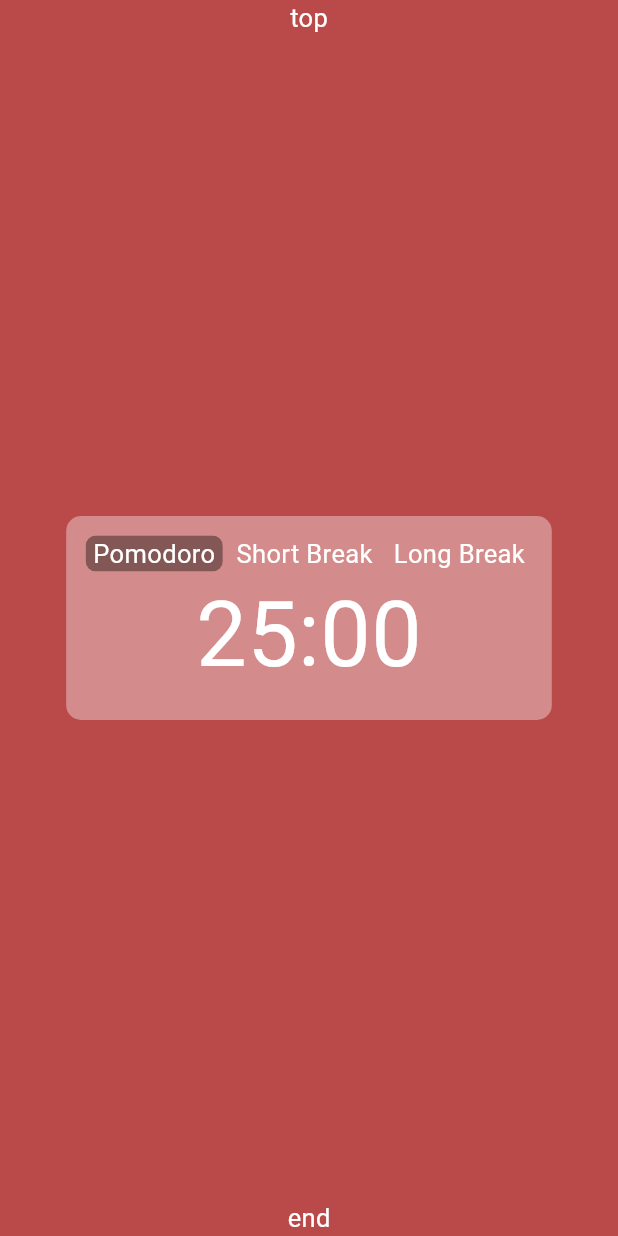
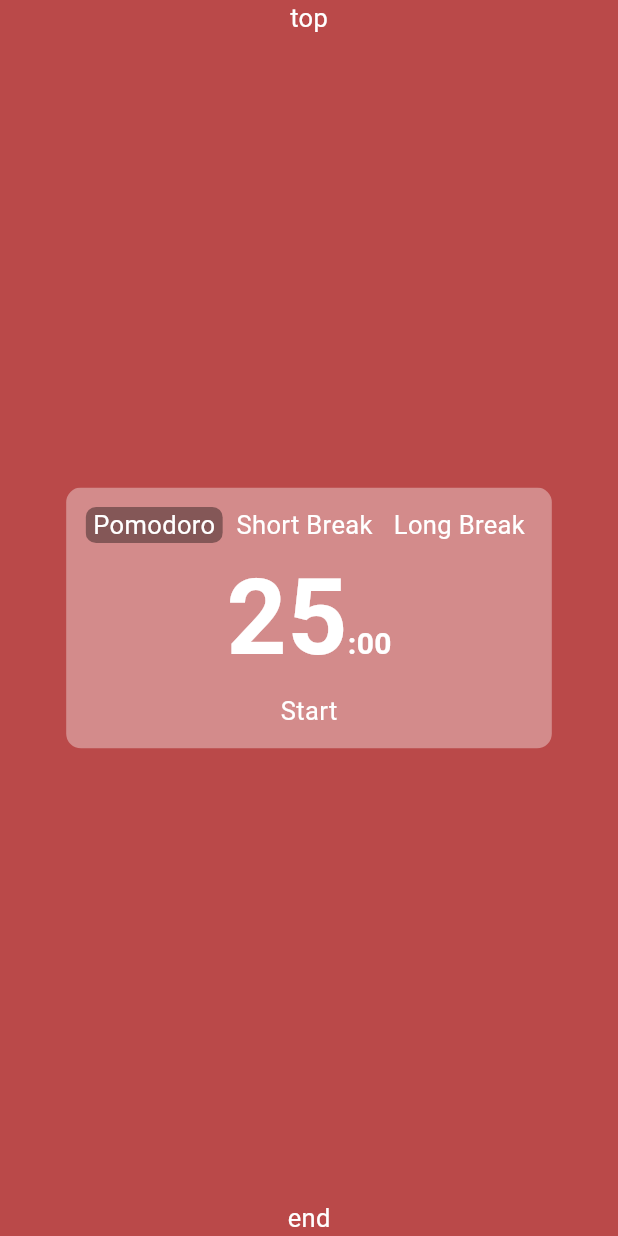
Before and after one commit to NukeBits/Pomo, a Flutter app: the screen it shows after launch, on a phone screen of 412 x 824 dp. Run offline on Flutter 3.47's test engine with Material 3 defaults, Android fonts, the phone set to English and light mode, and no system bars.

Commit message:
feat(timer): Add functional timer
- start & stop btn.
- count down.
- reset to the start if time period was changed.

```diff
--- /dev/null
+++ b/lib/timer/clock.dart
@@ -0,0 +1,126 @@
+import 'package:flutter/material.dart';
+import 'package:pomo/utils/time.dart' show second2MinArray;
+
+
+const updateRate = 1;
+
+
+
+class ClockWidget extends StatefulWidget{
+  int timePeriod;
+
+
+  ClockWidget({
+    required this.timePeriod,
+
+    Key? key
+  }):super(key: key);
+
+
+  @override
+  _ClockState createState() => _ClockState();
+
+}
+
+
+
+class _ClockState extends State<ClockWidget>{
+  DateTime _startTime  = DateTime.now(); // Reset every time: like a check point after clicking start to count time.
+  bool     _paused     = true; // The state of clock: Paused or Working.
+  int      _passedTime = 0;    // Sum of time between clicking start btn until stop btn.
+  int      _time       = 0;    // Updated every second by display() func.
+
+
+
+  @override
+  Widget build(BuildContext context) {
+    display(); // to insure display() will always be called as long _paused = false.
+    return Column(
+      mainAxisSize:MainAxisSize.min,
+      children: [
+        // _time       : Used only for refreshing the clock.
+        // _passedTime : Sum of all the periods from start->pause clicks.
+        TimeDisplay(timeLeft:widget.timePeriod-_time-_passedTime),
+        GestureDetector(
+          onTap: (_paused)?(){start();}:(){pause();}, // choose the right event.
+          child: Text((_paused)?"Start":"Pause"),
+        )
+      ],
+    );
+  }
+
+
+  void start(){
+    setState(() {
+      _startTime = DateTime.now(); // reset start time to begin a new period.
+      _paused    = false;          // set clock to the working state.
+
+    });
+  }
+
+
+  void pause(){
+    setState(() {
+      // reset to 0 because: (_passedTime += _time).
+      _passedTime += DateTime.now().difference(_startTime).inSeconds;
+      _time       = 0;
+      _paused     = true;
+    });
+  }
+
+
+  void display() async{
+    await Future.delayed(Duration(seconds:1)); // refresh every 1 seconds & avoiding fast refreshing rate
+
+    if(!mounted) return; // check if the widget still in the tree.
+
+    // if the clock is paused this will stop and wont triger build() or display() itself.
+    if (!_paused){
+      setState(() {
+        _time = DateTime.now().difference(_startTime).inSeconds; // the different between now and start time.
+      });
+    }
+
+  }
+}
+
+
+
+
+
+
+//-------------------------------------------------------------------------------------
+
+class TimeDisplay extends StatelessWidget{
+  final int timeLeft;
+
+
+  TimeDisplay({required this.timeLeft});
+
+
+  @override
+  Widget build(BuildContext context) {
+    final inMin = second2MinArray(timeLeft); // 305sec -> [5min, 5sec].
+    return Row(
+      crossAxisAlignment: CrossAxisAlignment.baseline,
+      textBaseline: TextBaseline.alphabetic,
+      mainAxisSize: MainAxisSize.min,
+      children: [
+        Text(
+          inMin[0].toString(),
+          style: TextStyle(
+            fontSize: 70,
+            fontWeight: FontWeight.bold,
+          ),
+        ),
+        Text(
+          (inMin[1].toString().length == 2)?":${inMin[1]}":":0${inMin[1]}", // "44" -> "44" | "4" -> "04".
+          style: TextStyle(
+            fontSize:20,
+            fontWeight: FontWeight.bold,
+          ),
+        )
+      ],
+    );
+  }
+}
--- a/lib/timer/init.dart
+++ b/lib/timer/init.dart
@@ -1,12 +1,7 @@
 import 'package:flutter/material.dart';
+import 'package:pomo/timer/clock.dart';
 import 'time_period.dart';
-import 'package:pomo/utils/time.dart' show second2MinStr;
 import 'package:pomo/varbs.dart' show pomoTime, longBreakTime, shortBreakTime;
-
-final s = TextStyle(fontSize:15);
-
-
-
 
 
 
@@ -25,16 +20,16 @@
 }
 
 class _TimeeWidgetState extends State<TimerWidget>{
-  int _groupValue = 0;
+  int _groupValue = 0; // for TimePeriod to know the current selected value (balck background).
   int _time       = pomoTime;
 
 
   @override
   Widget build(BuildContext context) {
     final modes      = [
-	    TimePeriod(title: "Pomodoro",    time: pomoTime, value: 0, groupValue: _groupValue, setOption: _setTimePeriod),
-	    TimePeriod(title: "Short Break", time: shortBreakTime,  value: 1, groupValue: _groupValue, setOption: _setTimePeriod),
-      TimePeriod(title: "Long Break",  time: longBreakTime, value: 2, groupValue: _groupValue, setOption: _setTimePeriod),
+	    TimePeriod(title: "Pomodoro",    time: pomoTime,       value: 0, groupValue: _groupValue, setOption: _setTimePeriod),
+	    TimePeriod(title: "Short Break", time: shortBreakTime, value: 1, groupValue: _groupValue, setOption: _setTimePeriod),
+      TimePeriod(title: "Long Break",  time: longBreakTime,  value: 2, groupValue: _groupValue, setOption: _setTimePeriod),
 	  ];
 
 
@@ -51,7 +46,8 @@
 	            mainAxisSize:MainAxisSize.min,
 	            children: modes,
 	          ),
-	          Text(second2MinStr(_time),style: TextStyle(fontSize:60),)
+            // Use ValueKey to force ClockWidget to reload.
+	          ClockWidget(timePeriod: _time, key: ValueKey(_time),)
 	        ],
 	      ),
 	    )
@@ -61,6 +57,7 @@
 
 
   void _setTimePeriod(int value, int time){
+
     setState(() {
       _groupValue = value;
       _time       = time;
--- a/lib/timer/time_period.dart
+++ b/lib/timer/time_period.dart
@@ -31,7 +31,7 @@
 	    child:ClipRRect(
         borderRadius: BorderRadius.circular(7),
 	      child: ColoredBox(
-		      color: (value == groupValue)?Color(0x5F000000):Color(0x00000000),
+		      color: (value == groupValue)?Color(0x5F000000):Color(0x00000000), // black: opacity 40% || 0% .
 		      child: Padding(
 		        padding: EdgeInsets.symmetric(vertical: 0, horizontal: 5),
 		        child  : Text(title),
--- a/lib/utils/time.dart
+++ b/lib/utils/time.dart
@@ -4,10 +4,3 @@
 List<int> second2MinArray(int timeInS){
   return [timeInS~/60, timeInS%60];
 }
-
-
-String second2MinStr(int timeInS){
-  final arr = second2MinArray(timeInS);
-  final sec = (arr[1].toString().length == 2)?arr[1].toString():"0${arr[1]}";
-  return "${arr[0]}:" + sec;
-}
```
